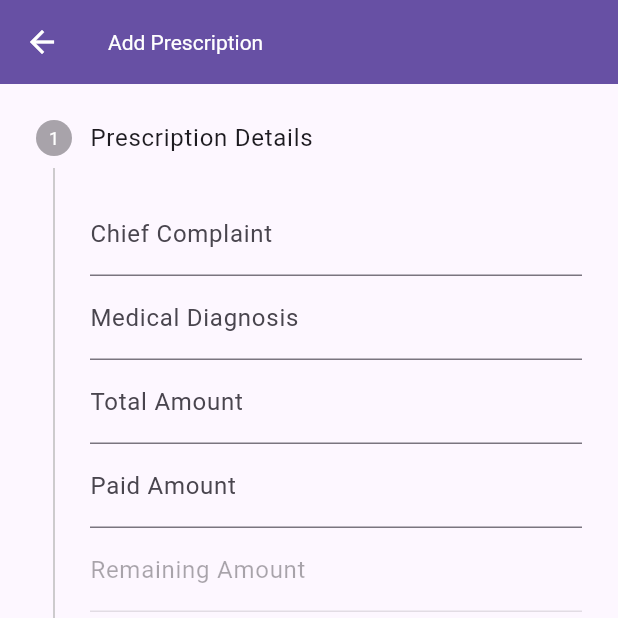
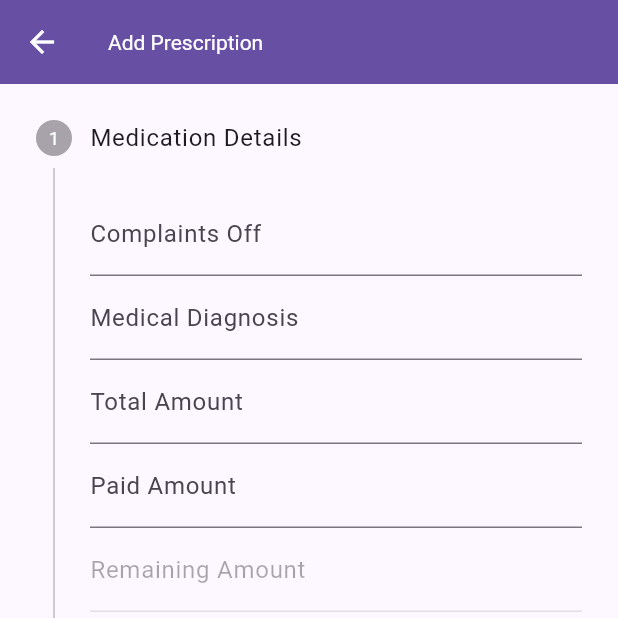
Before and after one commit to Susheer/dispensary, a Flutter app: the AddPrescriptionScreen screen opened directly with empty values, on a phone screen of 412 x 824 dp, the top half of it. Run offline on Flutter 3.47's test engine with Material 3 defaults, Android fonts, the phone set to English and light mode, and no system bars; our stand-ins replace faker, flutter_dotenv, google_sign_in, pdf, permission_handler and 3 more; missing offline and left inert: autocomplete_textfield, dart:ffi, googleapis; accounts and stored records are empty.

Commit message:
Lable - Prescription -> Medication

```diff
--- a/lib/common/medication_form.dart
+++ b/lib/common/medication_form.dart
@@ -139,7 +139,7 @@ class _MedicationFormState extends State<MedicationForm> {
               TextFormField(
                 controller: notesController,
                 validator: onValidate,
-                decoration: const InputDecoration(labelText: 'Notes (SoP)'),
+                decoration: const InputDecoration(labelText: 'Notes (SoS)'),
               ),
               const SizedBox(height: 16),
               Row(
--- a/lib/common/prescriptions/prescription_body.dart
+++ b/lib/common/prescriptions/prescription_body.dart
@@ -6,8 +6,7 @@ class PrescriptionBody extends StatelessWidget {
   final List<PrescriptionLine> prescriptionLines;
   final String medicalDignosis;
 
-  const PrescriptionBody(
-      {required this.prescriptionLines, required this.medicalDignosis});
+  const PrescriptionBody({required this.prescriptionLines, required this.medicalDignosis});
 
   @override
   Widget build(BuildContext context) {
@@ -35,26 +34,21 @@ class PrescriptionBody extends StatelessWidget {
             height: 16,
           ),
           const Text(
-            'Prescription Lines:',
+            'Medication Lines:',
             style: TextStyle(fontWeight: FontWeight.bold),
           ),
           ...prescriptionLines.map(
             (line) => ListTile(
                 contentPadding: const EdgeInsets.symmetric(horizontal: 16),
-                title: Text(
-                    '${line.medicine.name}${line.strength == null ? "" : "-" + line.strength} '),
+                title: Text('${line.medicine.name}${line.strength == null ? "" : "-" + line.strength} '),
                 subtitle: Container(
                   padding: const EdgeInsets.only(left: 8),
-                  constraints: BoxConstraints(
-                      minWidth: MediaQuery.of(context).size.width),
+                  constraints: BoxConstraints(minWidth: MediaQuery.of(context).size.width),
                   child: Column(
                     crossAxisAlignment: CrossAxisAlignment.start,
                     mainAxisSize: MainAxisSize.max,
                     mainAxisAlignment: MainAxisAlignment.start,
-                    children: [
-                      Text('${line.doses} | ${line.duration}'),
-                      Text('Notes: ${line.notes}')
-                    ],
+                    children: [Text('${line.doses} | ${line.duration}'), Text('Notes: ${line.notes}')],
                   ),
                 )),
           ),
--- a/lib/common/prescriptions/prescription_header.dart
+++ b/lib/common/prescriptions/prescription_header.dart
@@ -42,7 +42,7 @@ class PrescriptionHeader extends StatelessWidget {
           children: [
             RowWithLabelAndValueSet(
                 isOverflow: true,
-                label1: 'Prescription:',
+                label1: 'Medication:',
                 value1: sysPrescriptionId.toString(),
                 label2: 'Updated: ',
                 value2: timeago.format(createdDate)),
@@ -55,7 +55,7 @@ class PrescriptionHeader extends StatelessWidget {
             Typography2(label: 'Patient Name', value: patientName),
             ...[
               const Text(
-                'Chief Complaint:',
+                'Complaints off:',
                 style: TextStyle(fontWeight: FontWeight.bold),
               ),
               Text(
--- a/lib/screens/add_prescription_screen.dart
+++ b/lib/screens/add_prescription_screen.dart
@@ -89,7 +89,7 @@ class _AddPrescriptionScreenState extends State<AddPrescriptionScreen> {
           },
           steps: [
             Step(
-              title: const Text('Prescription Details'),
+              title: const Text('Medication Details'),
               content: Form(
                 key: _formPrescriptionDetails,
                 child: Column(
@@ -98,7 +98,7 @@ class _AddPrescriptionScreenState extends State<AddPrescriptionScreen> {
                       controller: chiefComplaintController,
                       validator: onValidate,
                       decoration:
-                          const InputDecoration(labelText: 'Chief Complaint'),
+                          const InputDecoration(labelText: 'Complaints Off'),
                     ),
                     TextFormField(
                       controller: diagnosisController,
@@ -171,7 +171,7 @@ class _AddPrescriptionScreenState extends State<AddPrescriptionScreen> {
                   children: [
                     const SizedBox(height: 10),
                     if (prescriptionLines.isNotEmpty)
-                      const Text('Prescription Lines:',
+                      const Text('Medications Lines:',
                           style: TextStyle(fontWeight: FontWeight.bold)),
                     for (var line in prescriptionLines)
                       ListTile(
@@ -210,7 +210,7 @@ Future<void> _showAddMedicationBottomSheet(BuildContext context) async {
         context: context,
         builder: (context) => AlertDialog(
           title: const Text('No Medicines Found'),
-          content: const Text('Please add medicines before adding a prescription.'),
+          content: const Text('Please add medicines before adding a Medications.'),
           actions: [
             TextButton(
               onPressed: () => Navigator.of(context).pop(),
@@ -241,7 +241,7 @@ Future<void> _showAddMedicationBottomSheet(BuildContext context) async {
     try {
       Provider.of<PrescriptionProvider>(context, listen: false)
           .storePrescriptionAndLines(prescription);
-      displayMessage("Prescription added");
+      displayMessage("Medication added");
     } on Exception catch (e) {
       displayMessage("Failed! please re-start app and try again");
     }
--- a/lib/screens/patient_screen.dart
+++ b/lib/screens/patient_screen.dart
@@ -243,7 +243,7 @@ class _PatientScreenState extends State<PatientScreen> {
               const SizedBox(height: 20),
               if (prescription != null)
                 buildSection(
-                    title: 'Recent Prescription',
+                    title: 'Recent Medication',
                     isLinkButton: true,
                     linkButton: TextButton(
                       onPressed: () {
@@ -350,7 +350,7 @@ class _PatientScreenState extends State<PatientScreen> {
           ),
           BottomNavigationBarItem(
             icon: Icon(Icons.view_list),
-            label: 'Prescriptions',
+            label: 'Medications',
           ),
           BottomNavigationBarItem(
             icon: Icon(Icons.person),
--- a/lib/screens/prescription_screen.dart
+++ b/lib/screens/prescription_screen.dart
@@ -76,7 +76,7 @@ class PrescriptionScreenState extends State<PrescriptionScreen> {
         SizedBox(
           height: 16,
         ),
-        Text("No Prescription found"),
+        Text("No Medication found"),
       ],
     ));
   }
@@ -122,7 +122,7 @@ class PrescriptionScreenState extends State<PrescriptionScreen> {
                 _reloadList(widget.patientId);
               });
             },
-            child: const Text('Add Mock Prescription'),
+            child: const Text('Add Mock Medication'),
           ),
         ],
       ),
@@ -133,7 +133,7 @@ class PrescriptionScreenState extends State<PrescriptionScreen> {
   Widget build(BuildContext context) {
     //final pList = context.watch<PrescriptionProvider>().getPrescriptionList;
     return Scaffold(
-        appBar: AppBar(title: const Text('Prescriptions'), actions: [
+        appBar: AppBar(title: const Text('Medications'), actions: [
           Padding(
             padding: const EdgeInsets.all(8.0),
             child: Text(
```
